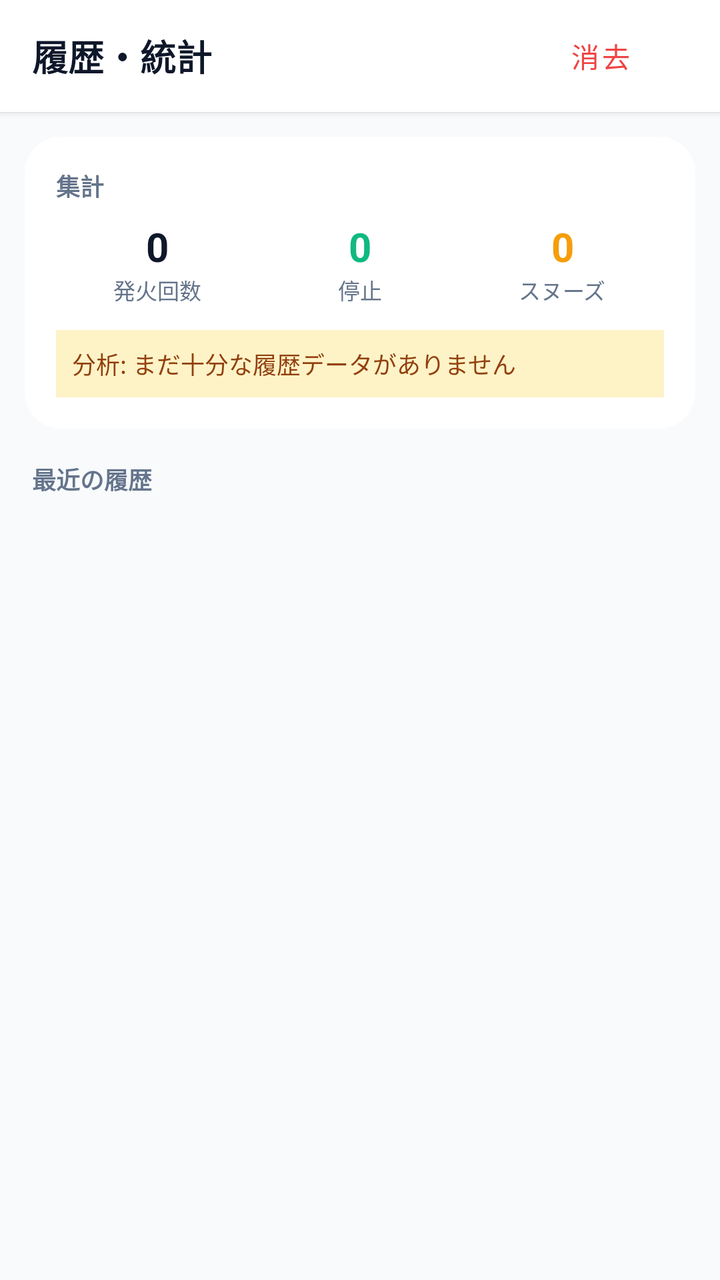
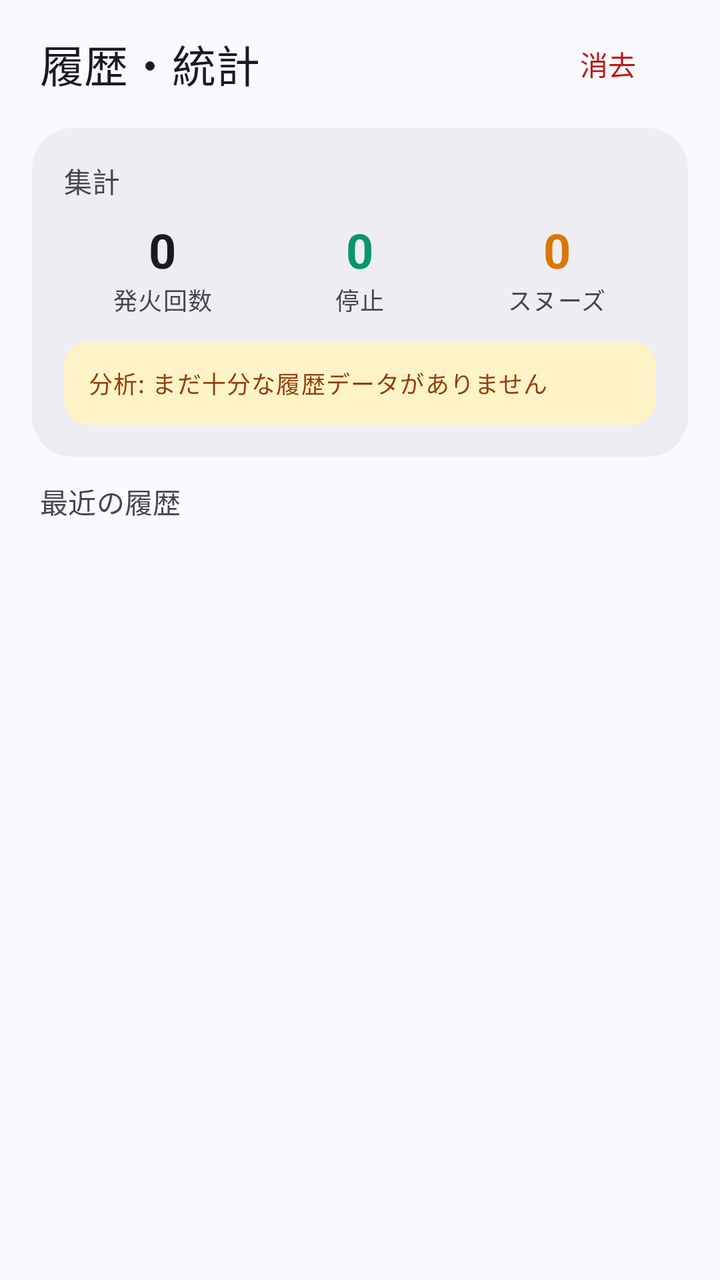

Compare the two renders of this Android layout. The source of the first and the diff that turns it into the second are given below.
<!-- AndroidManifest.xml: application theme Theme.AppAlarm -->
<!-- res/layout/activity_history.xml -->
<?xml version="1.0" encoding="utf-8"?>
<LinearLayout xmlns:android="http://schemas.android.com/apk/res/android"
    android:layout_width="match_parent"
    android:layout_height="match_parent"
    android:orientation="vertical"
    android:background="#F8FAFC">

    
    <LinearLayout
        android:layout_width="match_parent"
        android:layout_height="56dp"
        android:background="#FFFFFF"
        android:elevation="2dp"
        android:gravity="center_vertical"
        android:paddingStart="16dp"
        android:paddingEnd="16dp"
        android:orientation="horizontal">

        <TextView
            android:layout_width="0dp"
            android:layout_height="wrap_content"
            android:layout_weight="1"
            android:text="@string/history_title"
            android:textColor="#0F172A"
            android:textSize="18sp"
            android:textStyle="bold" />

        <Button
            android:id="@+id/btn_clear_history"
            android:layout_width="wrap_content"
            android:layout_height="wrap_content"
            style="@style/Widget.MaterialComponents.Button.TextButton"
            android:textColor="#EF4444"
            android:text="消去" />
    </LinearLayout>

    
    <LinearLayout
        android:layout_width="match_parent"
        android:layout_height="wrap_content"
        android:layout_margin="12dp"
        android:background="@drawable/widget_background"
        android:backgroundTint="#FFFFFF"
        android:elevation="1dp"
        android:padding="16dp"
        android:orientation="vertical">

        <TextView
            android:layout_width="wrap_content"
            android:layout_height="wrap_content"
            android:text="集計"
            android:textColor="#64748B"
            android:textSize="12sp"
            android:textStyle="bold" />

        <LinearLayout
            android:layout_width="match_parent"
            android:layout_height="wrap_content"
            android:layout_marginTop="8dp"
            android:orientation="horizontal">

            <LinearLayout
                android:layout_width="0dp"
                android:layout_height="wrap_content"
                android:layout_weight="1"
                android:gravity="center"
                android:orientation="vertical">
                <TextView
                    android:id="@+id/tv_stat_total"
                    android:layout_width="wrap_content"
                    android:layout_height="wrap_content"
                    android:text="0"
                    android:textSize="20sp"
                    android:textStyle="bold"
                    android:textColor="#0F172A" />
                <TextView
                    android:layout_width="wrap_content"
                    android:layout_height="wrap_content"
                    android:text="発火回数"
                    android:textSize="11sp"
                    android:textColor="#64748B" />
            </LinearLayout>

            <LinearLayout
                android:layout_width="0dp"
                android:layout_height="wrap_content"
                android:layout_weight="1"
                android:gravity="center"
                android:orientation="vertical">
                <TextView
                    android:id="@+id/tv_stat_stopped"
                    android:layout_width="wrap_content"
                    android:layout_height="wrap_content"
                    android:text="0"
                    android:textSize="20sp"
                    android:textStyle="bold"
                    android:textColor="#10B981" />
                <TextView
                    android:layout_width="wrap_content"
                    android:layout_height="wrap_content"
                    android:text="停止"
                    android:textSize="11sp"
                    android:textColor="#64748B" />
            </LinearLayout>

            <LinearLayout
                android:layout_width="0dp"
                android:layout_height="wrap_content"
                android:layout_weight="1"
                android:gravity="center"
                android:orientation="vertical">
                <TextView
                    android:id="@+id/tv_stat_snoozed"
                    android:layout_width="wrap_content"
                    android:layout_height="wrap_content"
                    android:text="0"
                    android:textSize="20sp"
                    android:textStyle="bold"
                    android:textColor="#F59E0B" />
                <TextView
                    android:layout_width="wrap_content"
                    android:layout_height="wrap_content"
                    android:text="スヌーズ"
                    android:textSize="11sp"
                    android:textColor="#64748B" />
            </LinearLayout>

        </LinearLayout>

        
        <TextView
            android:id="@+id/tv_oversleep_insight"
            android:layout_width="match_parent"
            android:layout_height="wrap_content"
            android:layout_marginTop="12dp"
            android:padding="8dp"
            android:background="#FEF3C7"
            android:textColor="#92400E"
            android:textSize="12sp"
            android:text="分析: まだ十分な履歴データがありません" />
    </LinearLayout>

    <TextView
        android:layout_width="wrap_content"
        android:layout_height="wrap_content"
        android:layout_marginStart="16dp"
        android:layout_marginTop="4dp"
        android:layout_marginBottom="4dp"
        android:text="最近の履歴"
        android:textColor="#64748B"
        android:textSize="12sp"
        android:textStyle="bold" />

    
    <ListView
        android:id="@+id/list_history"
        android:layout_width="match_parent"
        android:layout_height="0dp"
        android:layout_weight="1"
        android:divider="@null"
        android:dividerHeight="6dp"
        android:padding="12dp"
        android:clipToPadding="false" />

</LinearLayout>
<!-- resources referenced by this layout -->
<resources>
  <!-- drawable widget_background (drawable) -->
  <?xml version="1.0" encoding="utf-8"?>
  <shape xmlns:android="http://schemas.android.com/apk/res/android"
      android:shape="rectangle">
      <corners android:radius="18dp" />
      <solid android:color="#F02563EB" />
      <stroke android:width="1dp" android:color="#40FFFFFF" />
  </shape>
  <string name="history_title">履歴・統計</string>
  <style name="Theme.AppAlarm" parent="Theme.MaterialComponents.DayNight.NoActionBar">
          <item name="colorPrimary">@color/primary</item>
          <item name="colorPrimaryVariant">@color/primary_dark</item>
          <item name="colorSecondary">@color/accent</item>
          <item name="android:statusBarColor">@color/primary_dark</item>
      </style>
  <color name="primary">#2563EB</color>
  <color name="primary_dark">#1D4ED8</color>
  <color name="accent">#3B82F6</color>
</resources>

<!-- the commit's change to res/layout/activity_history.xml (unified diff, before → after) -->
@@ -1,165 +1,167 @@
 <?xml version="1.0" encoding="utf-8"?>
-<LinearLayout xmlns:android="http://schemas.android.com/apk/res/android"
+<LinearLayout xmlns:android="http://schemas.android.com/apk/res/android" xmlns:app="http://schemas.android.com/apk/res-auto"
     android:layout_width="match_parent"
     android:layout_height="match_parent"
-    android:orientation="vertical"
-    android:background="#F8FAFC">
+    android:background="?attr/colorSurface"
+    android:fitsSystemWindows="true"
+    android:orientation="vertical">
 
-    
     <LinearLayout
         android:layout_width="match_parent"
-        android:layout_height="56dp"
-        android:background="#FFFFFF"
-        android:elevation="2dp"
+        android:layout_height="64dp"
         android:gravity="center_vertical"
-        android:paddingStart="16dp"
-        android:paddingEnd="16dp"
-        android:orientation="horizontal">
+        android:orientation="horizontal"
+        android:paddingStart="20dp"
+        android:paddingEnd="12dp">
 
         <TextView
             android:layout_width="0dp"
             android:layout_height="wrap_content"
             android:layout_weight="1"
             android:text="@string/history_title"
-            android:textColor="#0F172A"
-            android:textSize="18sp"
-            android:textStyle="bold" />
+            android:textAppearance="?attr/textAppearanceTitleLarge"
+            android:textColor="?attr/colorOnSurface" />
 
         <Button
             android:id="@+id/btn_clear_history"
+            style="@style/Widget.Material3.Button.TextButton"
             android:layout_width="wrap_content"
             android:layout_height="wrap_content"
-            style="@style/Widget.MaterialComponents.Button.TextButton"
-            android:textColor="#EF4444"
-            android:text="消去" />
+            android:text="消去"
+            android:textColor="?attr/colorError" />
     </LinearLayout>
 
-    
-    <LinearLayout
+    <com.google.android.material.card.MaterialCardView
+        style="@style/Widget.Material3.CardView.Filled"
         android:layout_width="match_parent"
         android:layout_height="wrap_content"
-        android:layout_margin="12dp"
-        android:background="@drawable/widget_background"
-        android:backgroundTint="#FFFFFF"
-        android:elevation="1dp"
-        android:padding="16dp"
-        android:orientation="vertical">
-
-        <TextView
-            android:layout_width="wrap_content"
-            android:layout_height="wrap_content"
-            android:text="集計"
-            android:textColor="#64748B"
-            android:textSize="12sp"
-            android:textStyle="bold" />
+        android:layout_marginStart="16dp"
+        android:layout_marginEnd="16dp"
+        android:layout_marginBottom="12dp"
+        app:cardBackgroundColor="?attr/colorSurfaceContainer"
+        app:cardCornerRadius="20dp"
+        app:cardElevation="0dp">
 
         <LinearLayout
             android:layout_width="match_parent"
             android:layout_height="wrap_content"
-            android:layout_marginTop="8dp"
-            android:orientation="horizontal">
+            android:orientation="vertical"
+            android:padding="16dp">
+
+            <TextView
+                android:layout_width="wrap_content"
+                android:layout_height="wrap_content"
+                android:text="集計"
+                android:textAppearance="?attr/textAppearanceTitleSmall"
+                android:textColor="?attr/colorOnSurfaceVariant" />
 
             <LinearLayout
-                android:layout_width="0dp"
+                android:layout_width="match_parent"
                 android:layout_height="wrap_content"
-                android:layout_weight="1"
-                android:gravity="center"
-                android:orientation="vertical">
-                <TextView
-                    android:id="@+id/tv_stat_total"
-                    android:layout_width="wrap_content"
-                    android:layout_height="wrap_content"
-                    android:text="0"
-                    android:textSize="20sp"
-                    android:textStyle="bold"
-                    android:textColor="#0F172A" />
-                <TextView
-                    android:layout_width="wrap_content"
-                    android:layout_height="wrap_content"
-                    android:text="発火回数"
-                    android:textSize="11sp"
-                    android:textColor="#64748B" />
+                android:layout_marginTop="8dp"
+                android:orientation="horizontal">
+
+                    <LinearLayout
+                        android:layout_width="0dp"
+                        android:layout_height="wrap_content"
+                        android:layout_weight="1"
+                        android:gravity="center"
+                        android:orientation="vertical">
+
+                        <TextView
+                            android:id="@+id/tv_stat_total"
+                            android:layout_width="wrap_content"
+                            android:layout_height="wrap_content"
+                            android:text="0"
+                            android:textAppearance="?attr/textAppearanceHeadlineSmall"
+                            android:textColor="?attr/colorOnSurface"
+                            android:textStyle="bold" />
+
+                        <TextView
+                            android:layout_width="wrap_content"
+                            android:layout_height="wrap_content"
+                            android:text="発火回数"
+                            android:textAppearance="?attr/textAppearanceLabelMedium"
+                            android:textColor="?attr/colorOnSurfaceVariant" />
+                    </LinearLayout>
+                    <LinearLayout
+                        android:layout_width="0dp"
+                        android:layout_height="wrap_content"
+                        android:layout_weight="1"
+                        android:gravity="center"
+                        android:orientation="vertical">
+
+                        <TextView
+                            android:id="@+id/tv_stat_stopped"
+                            android:layout_width="wrap_content"
+                            android:layout_height="wrap_content"
+                            android:text="0"
+                            android:textAppearance="?attr/textAppearanceHeadlineSmall"
+                            android:textColor="@color/stat_success"
+                            android:textStyle="bold" />
+
+                        <TextView
+                            android:layout_width="wrap_content"
+                            android:layout_height="wrap_content"
+                            android:text="停止"
+                            android:textAppearance="?attr/textAppearanceLabelMedium"
+                            android:textColor="?attr/colorOnSurfaceVariant" />
+                    </LinearLayout>
+                    <LinearLayout
+                        android:layout_width="0dp"
+                        android:layout_height="wrap_content"
+                        android:layout_weight="1"
+                        android:gravity="center"
+                        android:orientation="vertical">
+
+                        <TextView
+                            android:id="@+id/tv_stat_snoozed"
+                            android:layout_width="wrap_content"
+                            android:layout_height="wrap_content"
+                            android:text="0"
+                            android:textAppearance="?attr/textAppearanceHeadlineSmall"
+                            android:textColor="@color/stat_warning"
+                            android:textStyle="bold" />
+
+                        <TextView
+                            android:layout_width="wrap_content"
+                            android:layout_height="wrap_content"
+                            android:text="スヌーズ"
+                            android:textAppearance="?attr/textAppearanceLabelMedium"
+                            android:textColor="?attr/colorOnSurfaceVariant" />
+                    </LinearLayout>
             </LinearLayout>
 
-            <LinearLayout
-                android:layout_width="0dp"
+            <TextView
+                android:id="@+id/tv_oversleep_insight"
+                android:layout_width="match_parent"
                 android:layout_height="wrap_content"
-                android:layout_weight="1"
-                android:gravity="center"
-                android:orientation="vertical">
-                <TextView
-                    android:id="@+id/tv_stat_stopped"
-                    android:layout_width="wrap_content"
-                    android:layout_height="wrap_content"
-                    android:text="0"
-                    android:textSize="20sp"
-                    android:textStyle="bold"
-                    android:textColor="#10B981" />
-                <TextView
-                    android:layout_width="wrap_content"
-                    android:layout_height="wrap_content"
-                    android:text="停止"
-                    android:textSize="11sp"
-                    android:textColor="#64748B" />
-            </LinearLayout>
-
-            <LinearLayout
-                android:layout_width="0dp"
-                android:layout_height="wrap_content"
-                android:layout_weight="1"
-                android:gravity="center"
-                android:orientation="vertical">
-                <TextView
-                    android:id="@+id/tv_stat_snoozed"
-                    android:layout_width="wrap_content"
-                    android:layout_height="wrap_content"
-                    android:text="0"
-                    android:textSize="20sp"
-                    android:textStyle="bold"
-                    android:textColor="#F59E0B" />
-                <TextView
-                    android:layout_width="wrap_content"
-                    android:layout_height="wrap_content"
-                    android:text="スヌーズ"
-                    android:textSize="11sp"
-                    android:textColor="#64748B" />
-            </LinearLayout>
-
+                android:layout_marginTop="12dp"
+                android:background="@drawable/bg_insight"
+                android:padding="12dp"
+                android:text="分析: まだ十分な履歴データがありません"
+                android:textAppearance="?attr/textAppearanceBodySmall"
+                android:textColor="@color/badge_snooze_fg" />
         </LinearLayout>
-
-        
-        <TextView
-            android:id="@+id/tv_oversleep_insight"
-            android:layout_width="match_parent"
-            android:layout_height="wrap_content"
-            android:layout_marginTop="12dp"
-            android:padding="8dp"
-            android:background="#FEF3C7"
-            android:textColor="#92400E"
-            android:textSize="12sp"
-            android:text="分析: まだ十分な履歴データがありません" />
-    </LinearLayout>
+    </com.google.android.material.card.MaterialCardView>
 
     <TextView
         android:layout_width="wrap_content"
         android:layout_height="wrap_content"
-        android:layout_marginStart="16dp"
-        android:layout_marginTop="4dp"
+        android:layout_marginStart="20dp"
         android:layout_marginBottom="4dp"
         android:text="最近の履歴"
-        android:textColor="#64748B"
-        android:textSize="12sp"
-        android:textStyle="bold" />
+        android:textAppearance="?attr/textAppearanceTitleSmall"
+        android:textColor="?attr/colorOnSurfaceVariant" />
 
-    
     <ListView
         android:id="@+id/list_history"
         android:layout_width="match_parent"
         android:layout_height="0dp"
         android:layout_weight="1"
+        android:clipToPadding="false"
         android:divider="@null"
-        android:dividerHeight="6dp"
-        android:padding="12dp"
-        android:clipToPadding="false" />
+        android:dividerHeight="8dp"
+        android:padding="16dp" />
 
 </LinearLayout>
<!-- resource entries referenced after the edit -->
@@ -1,22 +1,43 @@
 <!-- resources referenced by this layout -->
 <resources>
-  <!-- drawable widget_background (drawable) -->
+  <color name="badge_snooze_fg">#92400E</color>
+  <color name="stat_success">#059669</color>
+  <color name="stat_warning">#D97706</color>
+  <!-- drawable bg_insight (drawable) -->
   <?xml version="1.0" encoding="utf-8"?>
-  <shape xmlns:android="http://schemas.android.com/apk/res/android"
-      android:shape="rectangle">
-      <corners android:radius="18dp" />
-      <solid android:color="#F02563EB" />
-      <stroke android:width="1dp" android:color="#40FFFFFF" />
+  <shape xmlns:android="http://schemas.android.com/apk/res/android" android:shape="rectangle">
+      <corners android:radius="12dp" />
+      <solid android:color="@color/badge_snooze_bg" />
   </shape>
   <string name="history_title">履歴・統計</string>
-  <style name="Theme.AppAlarm" parent="Theme.MaterialComponents.DayNight.NoActionBar">
-          <item name="colorPrimary">@color/primary</item>
-          <item name="colorPrimaryVariant">@color/primary_dark</item>
-          <item name="colorSecondary">@color/accent</item>
-          <item name="android:statusBarColor">@color/primary_dark</item>
+  <style name="Theme.AppAlarm" parent="Theme.Material3.DayNight.NoActionBar">
+          <item name="colorPrimary">#2563EB</item>
+          <item name="colorOnPrimary">#FFFFFF</item>
+          <item name="colorPrimaryContainer">#DBE6FF</item>
+          <item name="colorOnPrimaryContainer">#001A41</item>
+          <item name="colorSecondary">#575E71</item>
+          <item name="colorOnSecondary">#FFFFFF</item>
+          <item name="colorSecondaryContainer">#DBE2F9</item>
+          <item name="colorOnSecondaryContainer">#141B2C</item>
+          <item name="android:colorBackground">#FAF9FD</item>
+          <item name="colorSurface">#FAF9FD</item>
+          <item name="colorOnSurface">#1A1B20</item>
+          <item name="colorSurfaceVariant">#E1E2EC</item>
+          <item name="colorOnSurfaceVariant">#44474F</item>
+          <item name="colorSurfaceContainerLowest">#FFFFFF</item>
+          <item name="colorSurfaceContainerLow">#F4F3F7</item>
+          <item name="colorSurfaceContainer">#EEEDF1</item>
+          <item name="colorSurfaceContainerHigh">#E8E7EB</item>
+          <item name="colorSurfaceContainerHighest">#E3E2E6</item>
+          <item name="colorOutline">#74777F</item>
+          <item name="colorOutlineVariant">#C4C6D0</item>
+          <item name="colorError">#BA1A1A</item>
+          <item name="colorOnError">#FFFFFF</item>
+          <item name="android:statusBarColor">?attr/colorSurface</item>
+          <item name="android:navigationBarColor">?attr/colorSurface</item>
+          <item name="android:windowLightStatusBar">true</item>
+          <item name="android:windowLightNavigationBar">true</item>
       </style>
-  <color name="primary">#2563EB</color>
-  <color name="primary_dark">#1D4ED8</color>
-  <color name="accent">#3B82F6</color>
+  <color name="badge_snooze_bg">#FEF3C7</color>
 </resources>
 
